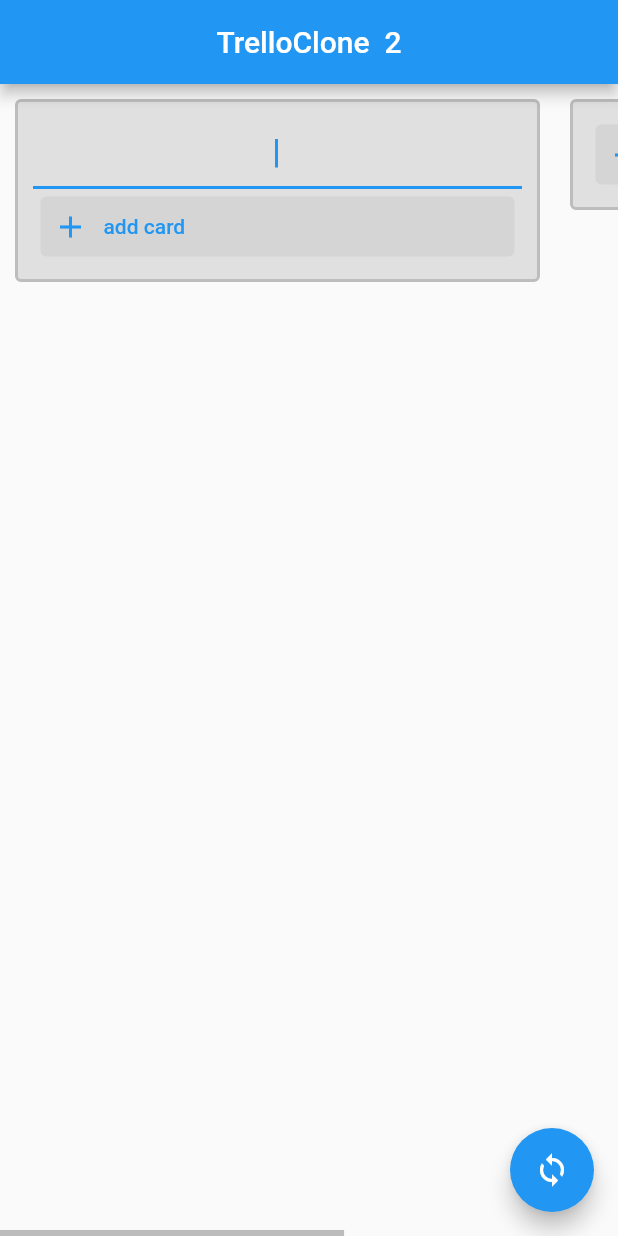
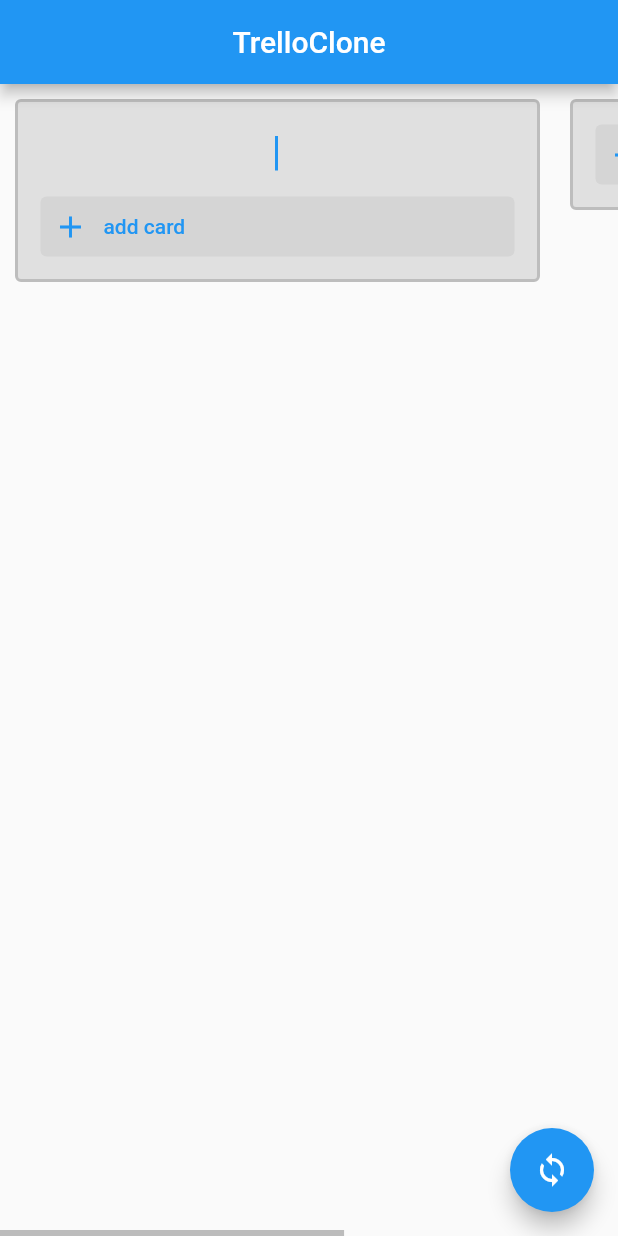
Before and after one commit to maheini/TrelloClone, a Flutter app: the screen it shows after launch, after a tap on "add list", on a phone screen of 412 x 824 dp. Run offline on Flutter 3.47's test engine with Material 2 defaults, Android fonts, the phone set to English and light mode, and no system bars.

Commit message:
added decoration for the List title

```diff
--- a/lib/TodoList.dart
+++ b/lib/TodoList.dart
@@ -11,10 +11,7 @@
 }
 
 class _TodoListState extends State<TodoList>{
-
   TextEditingController controller = TextEditingController();
-
-
 
   @override
   void initState() {
@@ -46,7 +43,16 @@
             builder: (context, candidateItems, rejectedItems) {
               return Column(
                 children: [
-                  TextField(autofocus: true, textAlign: TextAlign.center, controller: controller),
+                  TextField(
+                    autofocus: true,
+                    textAlign: TextAlign.center,
+                    controller: controller,
+                    decoration: const InputDecoration(border: InputBorder.none),
+                    style: const TextStyle(
+                      fontWeight: FontWeight.bold,
+                      fontSize: 20,
+                    ),
+                  ),
                   Column(
                     children: widget._cards,
                   ),
--- a/lib/main.dart
+++ b/lib/main.dart
@@ -27,7 +27,7 @@
     }
     return Scaffold(
       appBar: AppBar(
-        title: Text('TrelloClone  ${_todoLists.length}'),
+        title: const Text('TrelloClone'),
         centerTitle: true,
       ),
       body: ScrollConfiguration(
```
